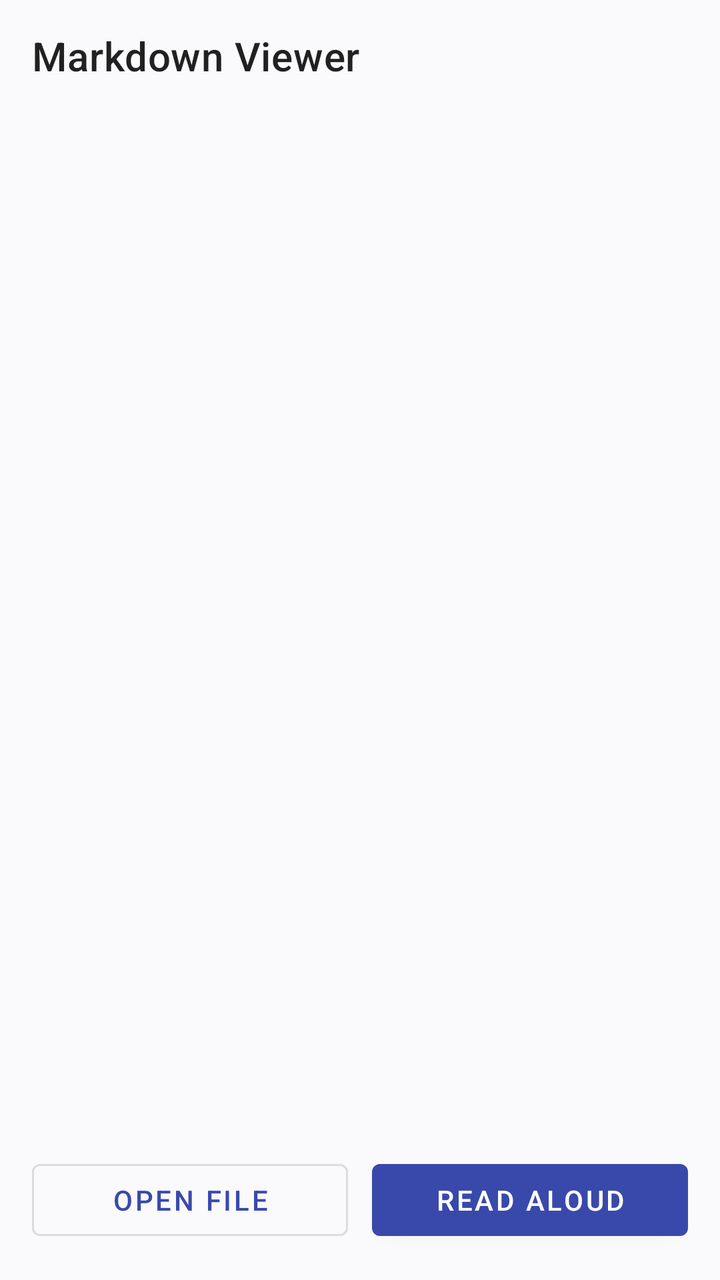
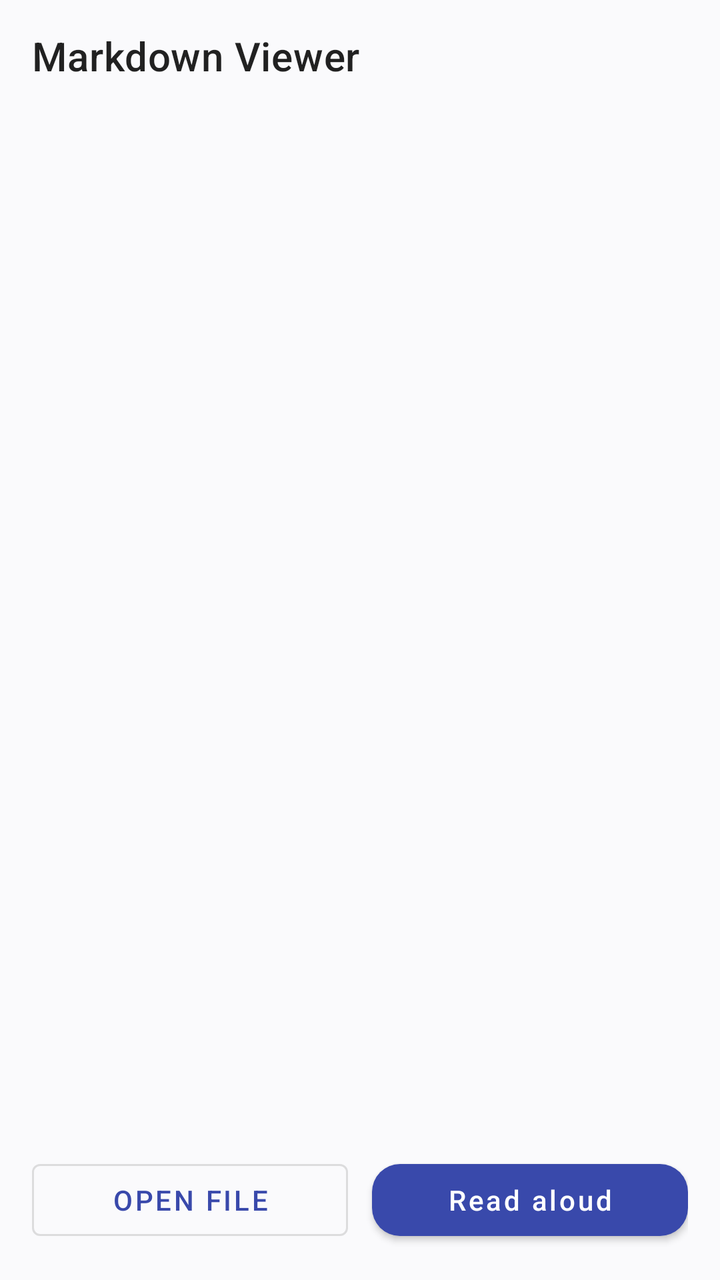

An Android layout rendered at two revisions. The XML below is the earlier revision; the diff shows what the commit changed to produce the second picture.
<!-- AndroidManifest.xml: application theme Theme.MarkdownViewer -->
<!-- res/layout/activity_main.xml -->
<?xml version="1.0" encoding="utf-8"?>
<androidx.drawerlayout.widget.DrawerLayout xmlns:android="http://schemas.android.com/apk/res/android"
    xmlns:app="http://schemas.android.com/apk/res-auto"
    android:id="@+id/drawerLayout"
    android:layout_width="match_parent"
    android:layout_height="match_parent">

    <LinearLayout
        android:layout_width="match_parent"
        android:layout_height="match_parent"
        android:orientation="vertical"
        android:background="@color/mdv_surface">

        <com.google.android.material.appbar.MaterialToolbar
            android:id="@+id/toolbar"
            android:layout_width="match_parent"
            android:layout_height="wrap_content"
            android:backgroundTint="@color/mdv_primary"
            android:titleTextColor="@android:color/white"
            app:title="Markdown Viewer" />

        <LinearLayout
            android:layout_width="match_parent"
            android:layout_height="wrap_content"
            android:orientation="vertical"
            android:padding="16dp">

            <HorizontalScrollView
                android:layout_width="match_parent"
                android:layout_height="wrap_content"
                android:scrollbars="none">

                <LinearLayout
                    android:id="@+id/tagContainer"
                    android:layout_width="wrap_content"
                    android:layout_height="wrap_content"
                    android:orientation="horizontal" />
            </HorizontalScrollView>

            <TextView
                android:id="@+id/fileNameText"
                android:layout_width="match_parent"
                android:layout_height="wrap_content"
                android:layout_marginTop="12dp"
                android:textStyle="bold"
                android:textColor="@color/mdv_text"
                android:textSize="18sp" />
        </LinearLayout>

        <ScrollView
            android:layout_width="match_parent"
            android:layout_height="0dp"
            android:layout_weight="1"
            android:fillViewport="true">

            <TextView
                android:id="@+id/contentView"
                android:layout_width="match_parent"
                android:layout_height="wrap_content"
                android:padding="16dp"
                android:textColor="@color/mdv_text"
                android:linksClickable="true"
                android:lineSpacingExtra="4dp"
                android:textSize="18sp" />
        </ScrollView>

        <LinearLayout
            android:layout_width="match_parent"
            android:layout_height="wrap_content"
            android:orientation="horizontal"
            android:paddingStart="16dp"
            android:paddingTop="8dp"
            android:paddingEnd="16dp"
            android:paddingBottom="16dp">

            <com.google.android.material.button.MaterialButton
                android:id="@+id/primaryOpenButton"
                style="@style/Widget.MaterialComponents.Button.OutlinedButton"
                android:layout_width="0dp"
                android:layout_height="wrap_content"
                android:layout_weight="1"
                android:text="Open file" />

            <com.google.android.material.button.MaterialButton
                android:id="@+id/primaryTtsButton"
                android:layout_width="0dp"
                android:layout_height="wrap_content"
                android:layout_marginStart="12dp"
                android:layout_weight="1"
                android:text="Read aloud" />
        </LinearLayout>
    </LinearLayout>

    <LinearLayout
        android:id="@+id/settingsDrawer"
        android:layout_width="320dp"
        android:layout_height="match_parent"
        android:layout_gravity="end"
        android:background="@android:color/white"
        android:orientation="vertical"
        android:padding="16dp">

        <TextView
            android:layout_width="match_parent"
            android:layout_height="wrap_content"
            android:text="Settings"
            android:textStyle="bold"
            android:textSize="20sp" />

        <TextView
            android:layout_width="match_parent"
            android:layout_height="wrap_content"
            android:layout_marginTop="20dp"
            android:text="Font family" />

        <Spinner
            android:id="@+id/fontSpinner"
            android:layout_width="match_parent"
            android:layout_height="wrap_content" />

        <TextView
            android:id="@+id/fontSizeLabel"
            android:layout_width="match_parent"
            android:layout_height="wrap_content"
            android:layout_marginTop="20dp"
            android:text="Font size" />

        <SeekBar
            android:id="@+id/fontSeek"
            android:layout_width="match_parent"
            android:layout_height="wrap_content"
            android:max="18"
            android:progress="6" />

        <TextView
            android:id="@+id/speechRateLabel"
            android:layout_width="match_parent"
            android:layout_height="wrap_content"
            android:layout_marginTop="20dp"
            android:text="Speech rate" />

        <SeekBar
            android:id="@+id/speechSeek"
            android:layout_width="match_parent"
            android:layout_height="wrap_content"
            android:max="15"
            android:progress="5" />

        <com.google.android.material.button.MaterialButton
            android:id="@+id/openFileButton"
            android:layout_width="match_parent"
            android:layout_height="wrap_content"
            android:layout_marginTop="24dp"
            android:text="Open markdown file" />

        <com.google.android.material.button.MaterialButton
            android:id="@+id/readButton"
            style="@style/Widget.MaterialComponents.Button.OutlinedButton"
            android:layout_width="match_parent"
            android:layout_height="wrap_content"
            android:layout_marginTop="12dp"
            android:text="Read aloud" />
    </LinearLayout>

</androidx.drawerlayout.widget.DrawerLayout>
<!-- resources referenced by this layout -->
<resources>
  <color name="mdv_primary">#3949AB</color>
  <color name="mdv_surface">#FAFAFC</color>
  <color name="mdv_text">#111827</color>
  <style name="Theme.MarkdownViewer" parent="Theme.MaterialComponents.DayNight.NoActionBar">
          <item name="colorPrimary">@color/mdv_primary</item>
          <item name="colorPrimaryVariant">@color/mdv_primary_dark</item>
          <item name="colorSecondary">@color/mdv_accent</item>
          <item name="android:statusBarColor">@color/mdv_primary_dark</item>
          <item name="android:navigationBarColor">@color/mdv_primary_dark</item>
      </style>
  <color name="mdv_primary_dark">#283593</color>
  <color name="mdv_accent">#5C6BC0</color>
</resources>

<!-- the commit's change to res/layout/activity_main.xml (unified diff, before → after) -->
@@ -83,11 +83,17 @@
 
             <com.google.android.material.button.MaterialButton
                 android:id="@+id/primaryTtsButton"
+                style="@style/Widget.MaterialComponents.Button"
                 android:layout_width="0dp"
                 android:layout_height="wrap_content"
                 android:layout_marginStart="12dp"
                 android:layout_weight="1"
-                android:text="Read aloud" />
+                android:text="Read aloud"
+                android:textAllCaps="false"
+                android:textColor="@android:color/white"
+                app:backgroundTint="@color/mdv_primary"
+                app:cornerRadius="14dp"
+                app:rippleColor="@color/mdv_accent" />
         </LinearLayout>
     </LinearLayout>
 
<!-- resource entries referenced after the edit -->
@@ -1,5 +1,6 @@
 <!-- resources referenced by this layout -->
 <resources>
+  <color name="mdv_accent">#5C6BC0</color>
   <color name="mdv_primary">#3949AB</color>
   <color name="mdv_surface">#FAFAFC</color>
   <color name="mdv_text">#111827</color>
@@ -7,10 +8,11 @@
           <item name="colorPrimary">@color/mdv_primary</item>
           <item name="colorPrimaryVariant">@color/mdv_primary_dark</item>
           <item name="colorSecondary">@color/mdv_accent</item>
+          <item name="colorOnPrimary">@android:color/white</item>
+          <item name="colorOnSecondary">@android:color/white</item>
           <item name="android:statusBarColor">@color/mdv_primary_dark</item>
           <item name="android:navigationBarColor">@color/mdv_primary_dark</item>
       </style>
   <color name="mdv_primary_dark">#283593</color>
-  <color name="mdv_accent">#5C6BC0</color>
 </resources>
 
